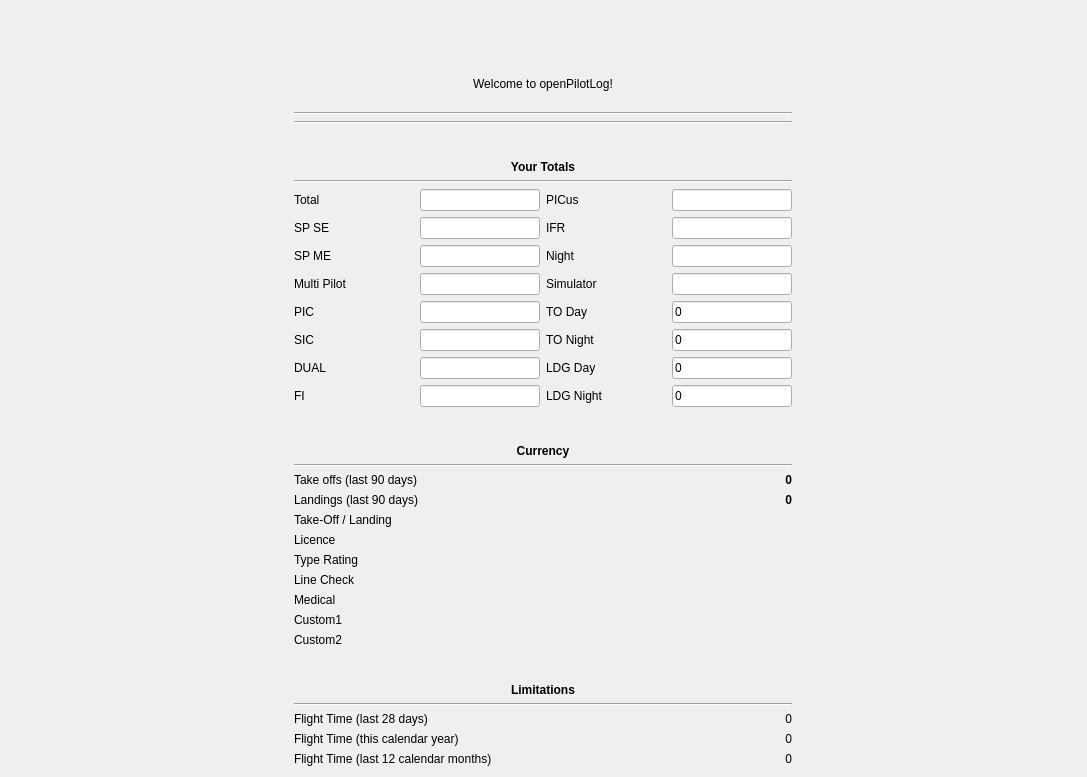
Qt form src/gui/widgets/homewidget.ui (fiffty-50/openPilotLog) before a commit.
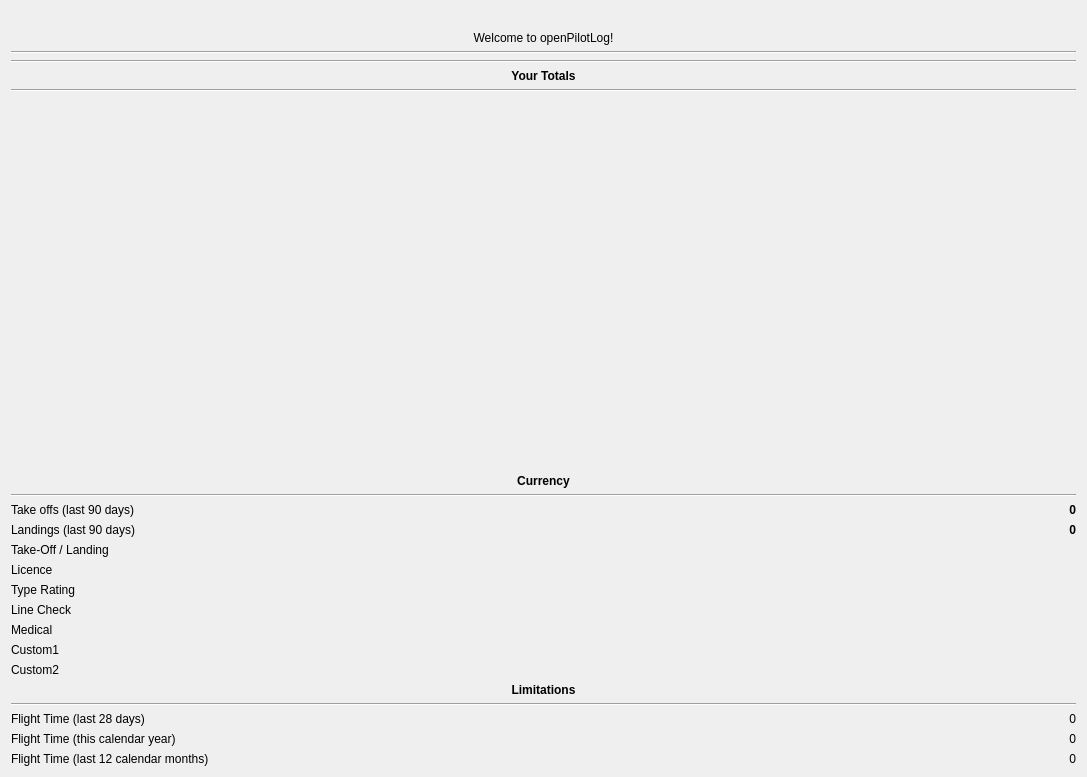
The same form after that commit.

Commit message:
Added a draft for a widget to show totals.
This widget can either show the grand total of the logbook
when used on the home screen or can be used to display and edit
the previous experience in the settings widget.

What changed in the file:
```diff
--- a/src/gui/widgets/homewidget.ui
+++ b/src/gui/widgets/homewidget.ui
@@ -14,84 +14,7 @@
    <string>Form</string>
   </property>
   <layout class="QGridLayout" name="gridLayout_4">
-   <item row="3" column="0">
-    <widget class="Line" name="line_7">
-     <property name="orientation">
-      <enum>Qt::Horizontal</enum>
-     </property>
-    </widget>
-   </item>
-   <item row="2" column="0">
-    <widget class="Line" name="line_2">
-     <property name="orientation">
-      <enum>Qt::Horizontal</enum>
-     </property>
-    </widget>
-   </item>
-   <item row="8" column="0">
-    <widget class="Line" name="line_4">
-     <property name="orientation">
-      <enum>Qt::Horizontal</enum>
-     </property>
-    </widget>
-   </item>
-   <item row="4" column="0">
-    <widget class="QLabel" name="totalsLabel">
-     <property name="font">
-      <font>
-       <weight>75</weight>
-       <bold>true</bold>
-      </font>
-     </property>
-     <property name="text">
-      <string>Your Totals</string>
-     </property>
-     <property name="alignment">
-      <set>Qt::AlignBottom|Qt::AlignHCenter</set>
-     </property>
-    </widget>
-   </item>
-   <item row="1" column="0">
-    <widget class="QLabel" name="welcomeLabel">
-     <property name="text">
-      <string>Welcome to openPilotLog!</string>
-     </property>
-     <property name="alignment">
-      <set>Qt::AlignCenter</set>
-     </property>
-    </widget>
-   </item>
-   <item row="7" column="0">
-    <widget class="QLabel" name="currencyLabel">
-     <property name="font">
-      <font>
-       <weight>75</weight>
-       <bold>true</bold>
-      </font>
-     </property>
-     <property name="text">
-      <string>Currency</string>
-     </property>
-     <property name="alignment">
-      <set>Qt::AlignBottom|Qt::AlignHCenter</set>
-     </property>
-    </widget>
-   </item>
-   <item row="5" column="0">
-    <widget class="Line" name="line">
-     <property name="orientation">
-      <enum>Qt::Horizontal</enum>
-     </property>
-    </widget>
-   </item>
-   <item row="11" column="0">
-    <widget class="Line" name="line_3">
-     <property name="orientation">
-      <enum>Qt::Horizontal</enum>
-     </property>
-    </widget>
-   </item>
-   <item row="12" column="0">
+   <item row="13" column="0">
     <layout class="QGridLayout" name="gridLayout_2">
      <item row="0" column="0">
       <widget class="QLabel" name="FlightTime28dLabel">
@@ -156,22 +79,6 @@
     </layout>
    </item>
    <item row="10" column="0">
-    <widget class="QLabel" name="limitationsLabel">
-     <property name="font">
-      <font>
-       <weight>75</weight>
-       <bold>true</bold>
-      </font>
-     </property>
-     <property name="text">
-      <string>Limitations</string>
-     </property>
-     <property name="alignment">
-      <set>Qt::AlignBottom|Qt::AlignHCenter</set>
-     </property>
-    </widget>
-   </item>
-   <item row="9" column="0">
     <layout class="QGridLayout" name="gridLayout_3">
      <item row="0" column="0">
       <widget class="QLabel" name="TakeOffLabel">
@@ -184,7 +91,6 @@
       <widget class="QLabel" name="TakeOffDisplayLabel">
        <property name="font">
         <font>
-         <weight>75</weight>
          <bold>true</bold>
         </font>
        </property>
@@ -210,7 +116,6 @@
       <widget class="QLabel" name="LandingsDisplayLabel">
        <property name="font">
         <font>
-         <weight>75</weight>
          <bold>true</bold>
         </font>
        </property>
@@ -241,7 +146,6 @@
       <widget class="QLabel" name="currToLdgDisplayLabel">
        <property name="font">
         <font>
-         <weight>75</weight>
          <bold>true</bold>
         </font>
        </property>
@@ -269,7 +173,6 @@
       <widget class="QLabel" name="currLicDisplayLabel">
        <property name="font">
         <font>
-         <weight>75</weight>
          <bold>true</bold>
         </font>
        </property>
@@ -297,7 +200,6 @@
       <widget class="QLabel" name="currTrDisplayLabel">
        <property name="font">
         <font>
-         <weight>75</weight>
          <bold>true</bold>
         </font>
        </property>
@@ -325,7 +227,6 @@
       <widget class="QLabel" name="currLckDisplayLabel">
        <property name="font">
         <font>
-         <weight>75</weight>
          <bold>true</bold>
         </font>
        </property>
@@ -353,7 +254,6 @@
       <widget class="QLabel" name="currMedDisplayLabel">
        <property name="font">
         <font>
-         <weight>75</weight>
          <bold>true</bold>
         </font>
        </property>
@@ -381,7 +281,6 @@
       <widget class="QLabel" name="currCustom1DisplayLabel">
        <property name="font">
         <font>
-         <weight>75</weight>
          <bold>true</bold>
         </font>
        </property>
@@ -409,7 +308,6 @@
       <widget class="QLabel" name="currCustom2DisplayLabel">
        <property name="font">
         <font>
-         <weight>75</weight>
          <bold>true</bold>
         </font>
        </property>
@@ -423,536 +321,56 @@
      </item>
     </layout>
    </item>
-   <item row="6" column="0">
-    <layout class="QGridLayout" name="gridLayout">
-     <item row="0" column="0">
-      <widget class="QLabel" name="totalLabel">
-       <property name="maximumSize">
-        <size>
-         <width>120</width>
-         <height>16777215</height>
-        </size>
-       </property>
-       <property name="text">
-        <string>Total</string>
-       </property>
-      </widget>
-     </item>
-     <item row="0" column="1">
-      <widget class="QLineEdit" name="totalLineEdit">
-       <property name="minimumSize">
-        <size>
-         <width>100</width>
-         <height>0</height>
-        </size>
-       </property>
-       <property name="maximumSize">
-        <size>
-         <width>120</width>
-         <height>16777215</height>
-        </size>
-       </property>
-       <property name="focusPolicy">
-        <enum>Qt::NoFocus</enum>
-       </property>
-       <property name="text">
-        <string/>
-       </property>
-      </widget>
-     </item>
-     <item row="0" column="2">
-      <widget class="QLabel" name="picusLabel">
-       <property name="maximumSize">
-        <size>
-         <width>120</width>
-         <height>16777215</height>
-        </size>
-       </property>
-       <property name="text">
-        <string>PICus</string>
-       </property>
-      </widget>
-     </item>
-     <item row="0" column="3">
-      <widget class="QLineEdit" name="picusLineEdit">
-       <property name="minimumSize">
-        <size>
-         <width>100</width>
-         <height>0</height>
-        </size>
-       </property>
-       <property name="maximumSize">
-        <size>
-         <width>120</width>
-         <height>16777215</height>
-        </size>
-       </property>
-       <property name="focusPolicy">
-        <enum>Qt::NoFocus</enum>
-       </property>
-      </widget>
-     </item>
-     <item row="1" column="0">
-      <widget class="QLabel" name="spseLabel">
-       <property name="maximumSize">
-        <size>
-         <width>120</width>
-         <height>16777215</height>
-        </size>
-       </property>
-       <property name="text">
-        <string>SP SE</string>
-       </property>
-      </widget>
-     </item>
-     <item row="1" column="1">
-      <widget class="QLineEdit" name="spseLineEdit">
-       <property name="minimumSize">
-        <size>
-         <width>100</width>
-         <height>0</height>
-        </size>
-       </property>
-       <property name="maximumSize">
-        <size>
-         <width>120</width>
-         <height>16777215</height>
-        </size>
-       </property>
-       <property name="focusPolicy">
-        <enum>Qt::NoFocus</enum>
-       </property>
-      </widget>
-     </item>
-     <item row="1" column="2">
-      <widget class="QLabel" name="ifrLabel">
-       <property name="maximumSize">
-        <size>
-         <width>120</width>
-         <height>16777215</height>
-        </size>
-       </property>
-       <property name="text">
-        <string>IFR</string>
-       </property>
-      </widget>
-     </item>
-     <item row="1" column="3">
-      <widget class="QLineEdit" name="ifrLineEdit">
-       <property name="minimumSize">
-        <size>
-         <width>100</width>
-         <height>0</height>
-        </size>
-       </property>
-       <property name="maximumSize">
-        <size>
-         <width>120</width>
-         <height>16777215</height>
-        </size>
-       </property>
-       <property name="focusPolicy">
-        <enum>Qt::NoFocus</enum>
-       </property>
-      </widget>
-     </item>
-     <item row="2" column="0">
-      <widget class="QLabel" name="spmeLabel">
-       <property name="maximumSize">
-        <size>
-         <width>120</width>
-         <height>16777215</height>
-        </size>
-       </property>
-       <property name="text">
-        <string>SP ME</string>
-       </property>
-      </widget>
-     </item>
-     <item row="2" column="1">
-      <widget class="QLineEdit" name="spmeLineEdit">
-       <property name="minimumSize">
-        <size>
-         <width>100</width>
-         <height>0</height>
-        </size>
-       </property>
-       <property name="maximumSize">
-        <size>
-         <width>120</width>
-         <height>16777215</height>
-        </size>
-       </property>
-       <property name="focusPolicy">
-        <enum>Qt::NoFocus</enum>
-       </property>
-      </widget>
-     </item>
-     <item row="2" column="2">
-      <widget class="QLabel" name="nightLabel">
-       <property name="maximumSize">
-        <size>
-         <width>120</width>
-         <height>16777215</height>
-        </size>
-       </property>
-       <property name="text">
-        <string>Night</string>
-       </property>
-      </widget>
-     </item>
-     <item row="2" column="3">
-      <widget class="QLineEdit" name="nightLineEdit">
-       <property name="minimumSize">
-        <size>
-         <width>100</width>
-         <height>0</height>
-        </size>
-       </property>
-       <property name="maximumSize">
-        <size>
-         <width>120</width>
-         <height>16777215</height>
-        </size>
-       </property>
-       <property name="focusPolicy">
-        <enum>Qt::NoFocus</enum>
-       </property>
-      </widget>
-     </item>
-     <item row="3" column="0">
-      <widget class="QLabel" name="multipilotLabel">
-       <property name="maximumSize">
-        <size>
-         <width>120</width>
-         <height>16777215</height>
-        </size>
-       </property>
-       <property name="text">
-        <string>Multi Pilot</string>
-       </property>
-      </widget>
-     </item>
-     <item row="3" column="1">
-      <widget class="QLineEdit" name="multipilotLineEdit">
-       <property name="minimumSize">
-        <size>
-         <width>100</width>
-         <height>0</height>
-        </size>
-       </property>
-       <property name="maximumSize">
-        <size>
-         <width>120</width>
-         <height>16777215</height>
-        </size>
-       </property>
-       <property name="focusPolicy">
-        <enum>Qt::NoFocus</enum>
-       </property>
-      </widget>
-     </item>
-     <item row="3" column="2">
-      <widget class="QLabel" name="simLabel">
-       <property name="maximumSize">
-        <size>
-         <width>120</width>
-         <height>16777215</height>
-        </size>
-       </property>
-       <property name="text">
-        <string>Simulator</string>
-       </property>
-      </widget>
-     </item>
-     <item row="3" column="3">
-      <widget class="QLineEdit" name="simLineEdit">
-       <property name="minimumSize">
-        <size>
-         <width>100</width>
-         <height>0</height>
-        </size>
-       </property>
-       <property name="maximumSize">
-        <size>
-         <width>120</width>
-         <height>16777215</height>
-        </size>
-       </property>
-       <property name="focusPolicy">
-        <enum>Qt::NoFocus</enum>
-       </property>
-      </widget>
-     </item>
-     <item row="4" column="0">
-      <widget class="QLabel" name="piclabel">
-       <property name="maximumSize">
-        <size>
-         <width>120</width>
-         <height>16777215</height>
-        </size>
-       </property>
-       <property name="text">
-        <string>PIC</string>
-       </property>
-      </widget>
-     </item>
-     <item row="4" column="1">
-      <widget class="QLineEdit" name="picLineEdit">
-       <property name="minimumSize">
-        <size>
-         <width>100</width>
-         <height>0</height>
-        </size>
-       </property>
-       <property name="maximumSize">
-        <size>
-         <width>120</width>
-         <height>16777215</height>
-        </size>
-       </property>
-       <property name="focusPolicy">
-        <enum>Qt::NoFocus</enum>
-       </property>
-      </widget>
-     </item>
-     <item row="4" column="2">
-      <widget class="QLabel" name="todayLabel">
-       <property name="maximumSize">
-        <size>
-         <width>120</width>
-         <height>16777215</height>
-        </size>
-       </property>
-       <property name="text">
-        <string>TO Day</string>
-       </property>
-      </widget>
-     </item>
-     <item row="4" column="3">
-      <widget class="QLineEdit" name="todayLineEdit">
-       <property name="minimumSize">
-        <size>
-         <width>100</width>
-         <height>0</height>
-        </size>
-       </property>
-       <property name="maximumSize">
-        <size>
-         <width>120</width>
-         <height>16777215</height>
-        </size>
-       </property>
-       <property name="focusPolicy">
-        <enum>Qt::NoFocus</enum>
-       </property>
-       <property name="text">
-        <string>0</string>
-       </property>
-      </widget>
-     </item>
-     <item row="5" column="0">
-      <widget class="QLabel" name="sicLabel">
-       <property name="maximumSize">
-        <size>
-         <width>120</width>
-         <height>16777215</height>
-        </size>
-       </property>
-       <property name="text">
-        <string>SIC</string>
-       </property>
-      </widget>
-     </item>
-     <item row="5" column="1">
-      <widget class="QLineEdit" name="sicLineEdit">
-       <property name="minimumSize">
-        <size>
-         <width>100</width>
-         <height>0</height>
-        </size>
-       </property>
-       <property name="maximumSize">
-        <size>
-         <width>120</width>
-         <height>16777215</height>
-        </size>
-       </property>
-       <property name="focusPolicy">
-        <enum>Qt::NoFocus</enum>
-       </property>
-      </widget>
-     </item>
-     <item row="5" column="2">
-      <widget class="QLabel" name="tonightLabel">
-       <property name="maximumSize">
-        <size>
-         <width>120</width>
-         <height>16777215</height>
-        </size>
-       </property>
-       <property name="text">
-        <string>TO Night</string>
-       </property>
-      </widget>
-     </item>
-     <item row="5" column="3">
-      <widget class="QLineEdit" name="tonightLineEdit">
-       <property name="minimumSize">
-        <size>
-         <width>100</width>
-         <height>0</height>
-        </size>
-       </property>
-       <property name="maximumSize">
-        <size>
-         <width>120</width>
-         <height>16777215</height>
-        </size>
-       </property>
-       <property name="focusPolicy">
-        <enum>Qt::NoFocus</enum>
-       </property>
-       <property name="text">
-        <string>0</string>
-       </property>
-      </widget>
-     </item>
-     <item row="6" column="0">
-      <widget class="QLabel" name="dualLabel">
-       <property name="maximumSize">
-        <size>
-         <width>120</width>
-         <height>16777215</height>
-        </size>
-       </property>
-       <property name="text">
-        <string>DUAL</string>
-       </property>
-      </widget>
-     </item>
-     <item row="6" column="1">
-      <widget class="QLineEdit" name="dualLineEdit">
-       <property name="minimumSize">
-        <size>
-         <width>100</width>
-         <height>0</height>
-        </size>
-       </property>
-       <property name="maximumSize">
-        <size>
-         <width>120</width>
-         <height>16777215</height>
-        </size>
-       </property>
-       <property name="focusPolicy">
-        <enum>Qt::NoFocus</enum>
-       </property>
-      </widget>
-     </item>
-     <item row="6" column="2">
-      <widget class="QLabel" name="ldgdayLabel">
-       <property name="maximumSize">
-        <size>
-         <width>120</width>
-         <height>16777215</height>
-        </size>
-       </property>
-       <property name="text">
-        <string>LDG Day</string>
-       </property>
-      </widget>
-     </item>
-     <item row="6" column="3">
-      <widget class="QLineEdit" name="ldgdayLineEdit">
-       <property name="minimumSize">
-        <size>
-         <width>100</width>
-         <height>0</height>
-        </size>
-       </property>
-       <property name="maximumSize">
-        <size>
-         <width>120</width>
-         <height>16777215</height>
-        </size>
-       </property>
-       <property name="focusPolicy">
-        <enum>Qt::NoFocus</enum>
-       </property>
-       <property name="text">
-        <string>0</string>
-       </property>
-      </widget>
-     </item>
-     <item row="7" column="0">
-      <widget class="QLabel" name="fiLabel">
-       <property name="maximumSize">
-        <size>
-         <width>120</width>
-         <height>16777215</height>
-        </size>
-       </property>
-       <property name="text">
-        <string>FI</string>
-       </property>
-      </widget>
-     </item>
-     <item row="7" column="2">
-      <widget class="QLabel" name="ldgnightLabel">
-       <property name="maximumSize">
-        <size>
-         <width>120</width>
-         <height>16777215</height>
-        </size>
-       </property>
-       <property name="text">
-        <string>LDG Night</string>
-       </property>
-      </widget>
-     </item>
-     <item row="7" column="3">
-      <widget class="QLineEdit" name="ldgnightLineEdit">
-       <property name="minimumSize">
-        <size>
-         <width>100</width>
-         <height>0</height>
-        </size>
-       </property>
-       <property name="maximumSize">
-        <size>
-         <width>120</width>
-         <height>16777215</height>
-        </size>
-       </property>
-       <property name="focusPolicy">
-        <enum>Qt::NoFocus</enum>
-       </property>
-       <property name="text">
-        <string>0</string>
-       </property>
-      </widget>
-     </item>
-     <item row="7" column="1">
-      <widget class="QLineEdit" name="fiLineEdit">
-       <property name="minimumSize">
-        <size>
-         <width>100</width>
-         <height>0</height>
-        </size>
-       </property>
-       <property name="maximumSize">
-        <size>
-         <width>120</width>
-         <height>16777215</height>
-        </size>
-       </property>
-       <property name="focusPolicy">
-        <enum>Qt::NoFocus</enum>
-       </property>
-      </widget>
-     </item>
-    </layout>
+   <item row="9" column="0">
+    <widget class="Line" name="line_4">
+     <property name="orientation">
+      <enum>Qt::Horizontal</enum>
+     </property>
+    </widget>
+   </item>
+   <item row="8" column="0">
+    <widget class="QLabel" name="currencyLabel">
+     <property name="font">
+      <font>
+       <bold>true</bold>
+      </font>
+     </property>
+     <property name="text">
+      <string>Currency</string>
+     </property>
+     <property name="alignment">
+      <set>Qt::AlignBottom|Qt::AlignHCenter</set>
+     </property>
+    </widget>
+   </item>
+   <item row="12" column="0">
+    <widget class="Line" name="line_3">
+     <property name="orientation">
+      <enum>Qt::Horizontal</enum>
+     </property>
+    </widget>
+   </item>
+   <item row="5" column="0">
+    <widget class="QLabel" name="totalsLabel">
+     <property name="font">
+      <font>
+       <bold>true</bold>
+      </font>
+     </property>
+     <property name="text">
+      <string>Your Totals</string>
+     </property>
+     <property name="alignment">
+      <set>Qt::AlignBottom|Qt::AlignHCenter</set>
+     </property>
+    </widget>
+   </item>
+   <item row="4" column="0">
+    <widget class="Line" name="line_7">
+     <property name="orientation">
+      <enum>Qt::Horizontal</enum>
+     </property>
+    </widget>
    </item>
    <item row="0" column="0">
     <widget class="QLabel" name="logoLabel">
@@ -964,6 +382,51 @@
      </property>
     </widget>
    </item>
+   <item row="6" column="0">
+    <widget class="Line" name="line">
+     <property name="orientation">
+      <enum>Qt::Horizontal</enum>
+     </property>
+    </widget>
+   </item>
+   <item row="2" column="0">
+    <widget class="Line" name="line_2">
+     <property name="orientation">
+      <enum>Qt::Horizontal</enum>
+     </property>
+    </widget>
+   </item>
+   <item row="1" column="0">
+    <widget class="QLabel" name="welcomeLabel">
+     <property name="text">
+      <string>Welcome to openPilotLog!</string>
+     </property>
+     <property name="alignment">
+      <set>Qt::AlignCenter</set>
+     </property>
+    </widget>
+   </item>
+   <item row="11" column="0">
+    <widget class="QLabel" name="limitationsLabel">
+     <property name="font">
+      <font>
+       <bold>true</bold>
+      </font>
+     </property>
+     <property name="text">
+      <string>Limitations</string>
+     </property>
+     <property name="alignment">
+      <set>Qt::AlignBottom|Qt::AlignHCenter</set>
+     </property>
+    </widget>
+   </item>
+   <item row="7" column="0">
+    <widget class="QStackedWidget" name="totalsStackedWidget">
+     <widget class="QWidget" name="page"/>
+     <widget class="QWidget" name="page_2"/>
+    </widget>
+   </item>
   </layout>
  </widget>
  <resources/>
```
The commit also changes 12 other files.
